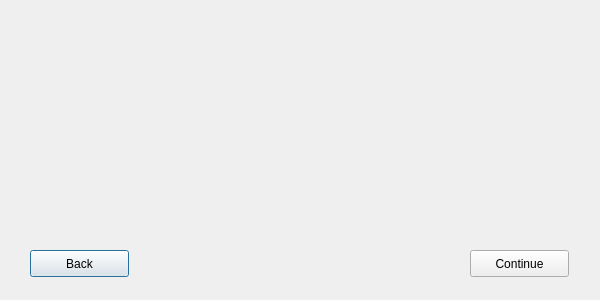
Old version of the form editqualifications.ui in the repository w4est/COMP3004.
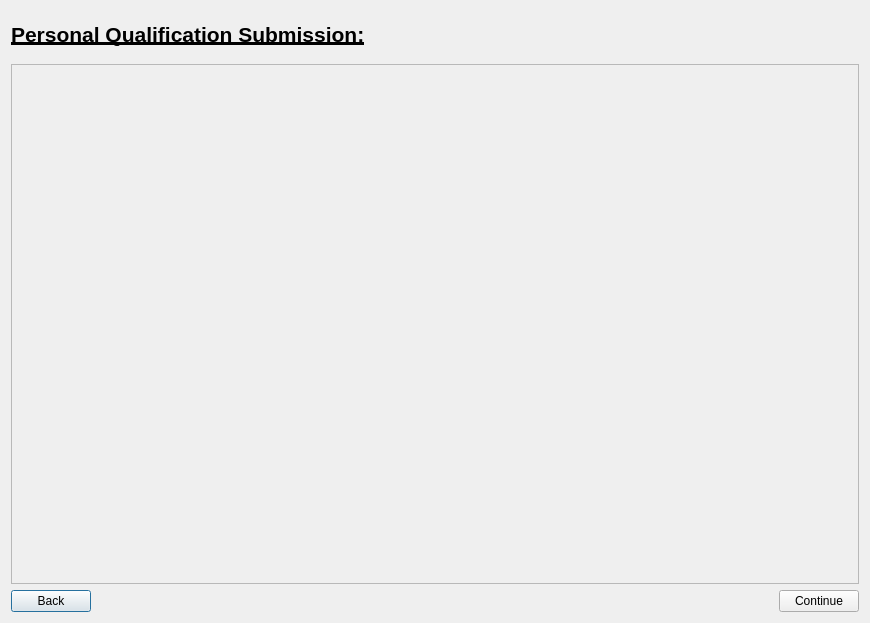
New version of the form.

Commit message: Working with Registering Qualifications...

Diff of the .ui file:
```diff
--- a/editqualifications.ui
+++ b/editqualifications.ui
@@ -6,39 +6,136 @@
    <rect>
     <x>0</x>
     <y>0</y>
-    <width>600</width>
-    <height>300</height>
+    <width>870</width>
+    <height>623</height>
    </rect>
   </property>
+  <property name="sizePolicy">
+   <sizepolicy hsizetype="MinimumExpanding" vsizetype="Fixed">
+    <horstretch>0</horstretch>
+    <verstretch>0</verstretch>
+   </sizepolicy>
+  </property>
+  <property name="minimumSize">
+   <size>
+    <width>870</width>
+    <height>623</height>
+   </size>
+  </property>
+  <property name="maximumSize">
+   <size>
+    <width>16777215</width>
+    <height>623</height>
+   </size>
+  </property>
   <property name="windowTitle">
    <string>Dialog</string>
   </property>
-  <widget class="QPushButton" name="BackButton">
-   <property name="geometry">
-    <rect>
-     <x>30</x>
-     <y>250</y>
-     <width>99</width>
-     <height>27</height>
-    </rect>
-   </property>
-   <property name="text">
-    <string>Back</string>
-   </property>
-  </widget>
-  <widget class="QPushButton" name="ContinueButton">
-   <property name="geometry">
-    <rect>
-     <x>470</x>
-     <y>250</y>
-     <width>99</width>
-     <height>27</height>
-    </rect>
-   </property>
-   <property name="text">
-    <string>Continue</string>
-   </property>
-  </widget>
+  <layout class="QGridLayout" name="gridLayout_2" rowminimumheight="0,350,0">
+   <item row="2" column="0">
+    <layout class="QGridLayout" name="gridLayout_3">
+     <item row="1" column="2">
+      <spacer name="horizontalSpacer">
+       <property name="orientation">
+        <enum>Qt::Horizontal</enum>
+       </property>
+       <property name="sizeHint" stdset="0">
+        <size>
+         <width>40</width>
+         <height>20</height>
+        </size>
+       </property>
+      </spacer>
+     </item>
+     <item row="1" column="1">
+      <widget class="QPushButton" name="BackButton">
+       <property name="sizePolicy">
+        <sizepolicy hsizetype="Fixed" vsizetype="Fixed">
+         <horstretch>0</horstretch>
+         <verstretch>0</verstretch>
+        </sizepolicy>
+       </property>
+       <property name="text">
+        <string>Back</string>
+       </property>
+      </widget>
+     </item>
+     <item row="1" column="3">
+      <widget class="QPushButton" name="ContinueButton">
+       <property name="sizePolicy">
+        <sizepolicy hsizetype="Fixed" vsizetype="Fixed">
+         <horstretch>0</horstretch>
+         <verstretch>0</verstretch>
+        </sizepolicy>
+       </property>
+       <property name="text">
+        <string>Continue</string>
+       </property>
+      </widget>
+     </item>
+    </layout>
+   </item>
+   <item row="1" column="0">
+    <layout class="QGridLayout" name="gridLayout">
+     <item row="0" column="0">
+      <widget class="QScrollArea" name="scrollArea">
+       <property name="sizePolicy">
+        <sizepolicy hsizetype="Expanding" vsizetype="Fixed">
+         <horstretch>0</horstretch>
+         <verstretch>0</verstretch>
+        </sizepolicy>
+       </property>
+       <property name="minimumSize">
+        <size>
+         <width>0</width>
+         <height>520</height>
+        </size>
+       </property>
+       <property name="focusPolicy">
+        <enum>Qt::WheelFocus</enum>
+       </property>
+       <property name="widgetResizable">
+        <bool>true</bool>
+       </property>
+       <widget class="QWidget" name="scrollAreaWidgetContents">
+        <property name="geometry">
+         <rect>
+          <x>0</x>
+          <y>0</y>
+          <width>848</width>
+          <height>518</height>
+         </rect>
+        </property>
+       </widget>
+      </widget>
+     </item>
+    </layout>
+   </item>
+   <item row="0" column="0">
+    <widget class="QLabel" name="label">
+     <property name="maximumSize">
+      <size>
+       <width>16777215</width>
+       <height>100</height>
+      </size>
+     </property>
+     <property name="font">
+      <font>
+       <pointsize>16</pointsize>
+       <weight>75</weight>
+       <bold>true</bold>
+       <underline>true</underline>
+      </font>
+     </property>
+     <property name="layoutDirection">
+      <enum>Qt::LeftToRight</enum>
+     </property>
+     <property name="text">
+      <string>Personal Qualification Submission:</string>
+     </property>
+    </widget>
+   </item>
+  </layout>
  </widget>
  <resources/>
  <connections/>
```
The commit also changes 19 other files.
